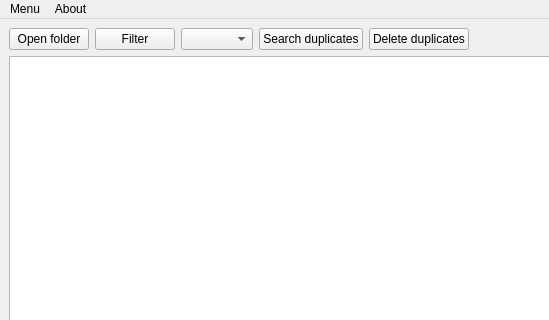
FomkaExe/DeleteDuplicatedFiles, file mainwindow.ui: the form before one commit; both pictures show x 0 to 549 and y 0 to 320 of the 800 by 600 pixel window.
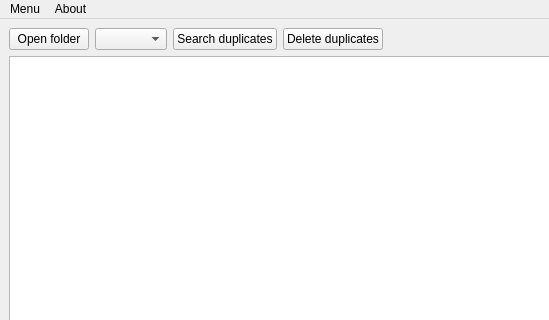
The form after the commit.

The edit to the form file:
```diff
--- a/mainwindow.ui
+++ b/mainwindow.ui
@@ -24,13 +24,6 @@
         </property>
        </widget>
       </item>
-      <item>
-       <widget class="QPushButton" name="filterButton">
-        <property name="text">
-         <string>Filter</string>
-        </property>
-       </widget>
-      </item>
       <item>
        <widget class="QComboBox" name="filesFormatComboBox">
         <property name="sizePolicy">
```
